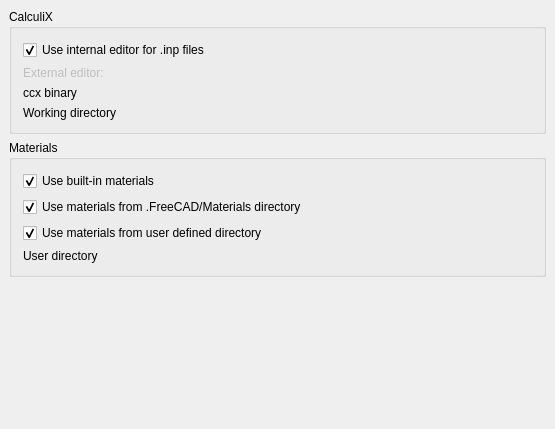
The window that src/Mod/Fem/Gui/DlgSettingsFem.ui (PrzemoF/FreeCAD) describes before a commit, drawn with Qt 5.
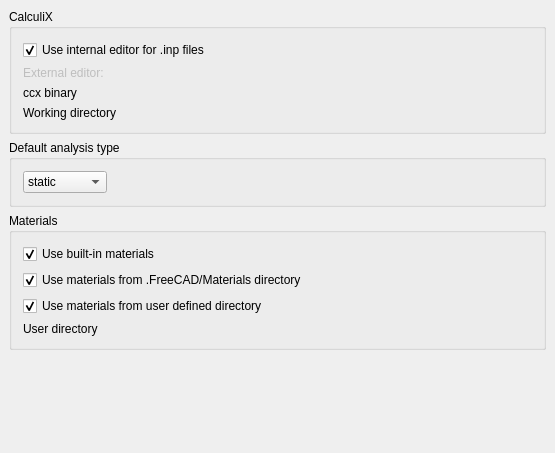
The same window after the commit. Custom widgets are drawn as their Qt base class.

Commit message: FEM: Add analysis type selection

The edit to the form file:
```diff
--- a/src/Mod/Fem/Gui/DlgSettingsFem.ui
+++ b/src/Mod/Fem/Gui/DlgSettingsFem.ui
@@ -7,7 +7,7 @@
     <x>0</x>
     <y>0</y>
     <width>555</width>
-    <height>429</height>
+    <height>453</height>
    </rect>
   </property>
   <property name="windowTitle">
@@ -193,6 +193,59 @@
        </layout>
       </widget>
      </item>
+     <item>
+      <widget class="QGroupBox" name="gb_analysis_params">
+       <property name="title">
+        <string>Default analysis type</string>
+       </property>
+       <layout class="QHBoxLayout" name="horizontalLayout_4">
+        <item>
+         <layout class="QVBoxLayout" name="verticalLayout_3">
+          <item>
+           <layout class="QHBoxLayout" name="horizontalLayout_2">
+            <item>
+             <widget class="Gui::PrefComboBox" name="cb_analysis_type">
+              <property name="toolTip">
+               <string>Default type on analysis</string>
+              </property>
+              <property name="prefEntry" stdset="0">
+               <cstring>AnalysisType</cstring>
+              </property>
+              <property name="prefPath" stdset="0">
+               <cstring>Mod/Fem</cstring>
+              </property>
+              <item>
+               <property name="text">
+                <string>static</string>
+               </property>
+              </item>
+              <item>
+               <property name="text">
+                <string>frequency</string>
+               </property>
+              </item>
+             </widget>
+            </item>
+            <item>
+             <spacer name="horizontalSpacer">
+              <property name="orientation">
+               <enum>Qt::Horizontal</enum>
+              </property>
+              <property name="sizeHint" stdset="0">
+               <size>
+                <width>40</width>
+                <height>20</height>
+               </size>
+              </property>
+             </spacer>
+            </item>
+           </layout>
+          </item>
+         </layout>
+        </item>
+       </layout>
+      </widget>
+     </item>
      <item>
       <widget class="QGroupBox" name="gb_materials">
        <property name="title">
@@ -336,6 +389,11 @@
    <extends>QCheckBox</extends>
    <header>Gui/PrefWidgets.h</header>
   </customwidget>
+  <customwidget>
+   <class>Gui::PrefComboBox</class>
+   <extends>QComboBox</extends>
+   <header>Gui/PrefWidgets.h</header>
+  </customwidget>
  </customwidgets>
  <resources>
   <include location="Resources/Fem.qrc"/>
```
The commit also changes 4 other files.
